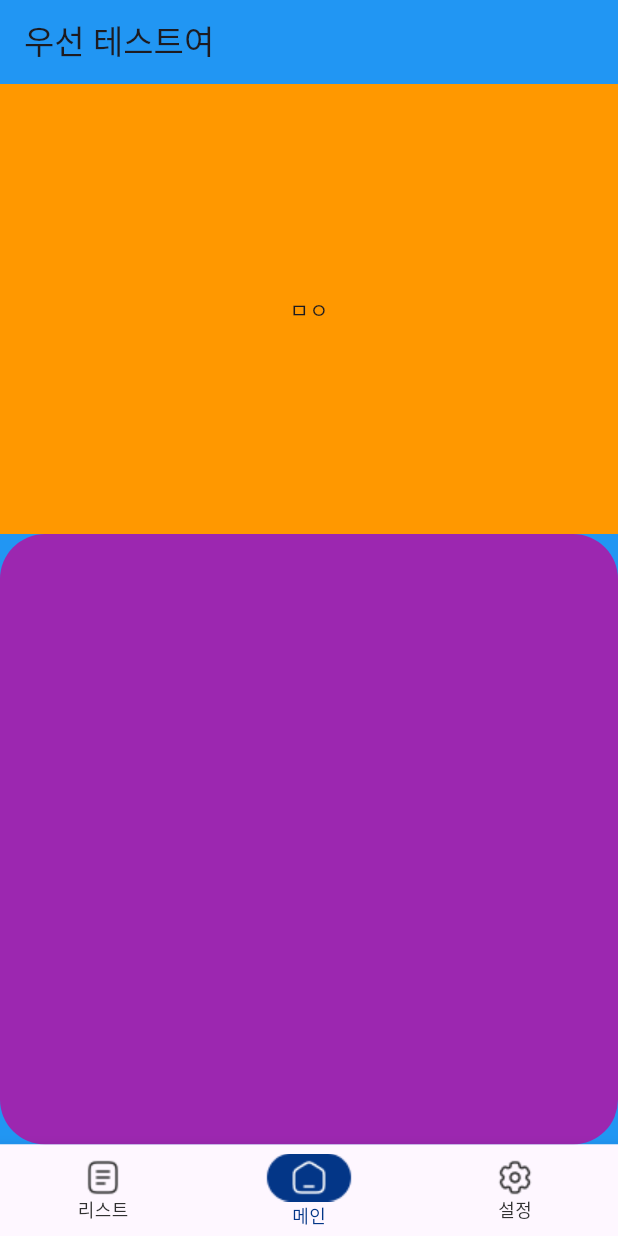
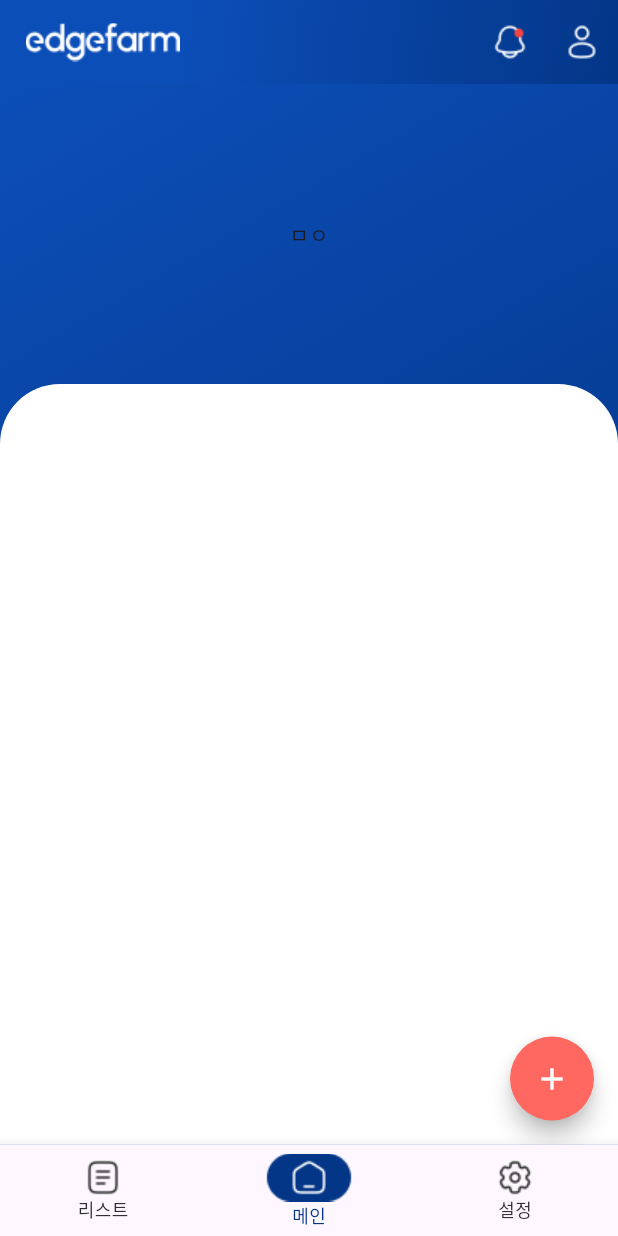
Before and after one commit to Ahdaewon/intflow_test_task, a Flutter app: the screen it shows after launch, on a phone screen of 412 x 824 dp. Run offline on Flutter 3.47's test engine with Material 3 defaults, Android fonts, the phone set to English and light mode, and no system bars; our stand-ins replace flutter_riverpod; Roboto replaces fonts that are missing (Pretendard); project files that could hold a hidden picture were left out.

Commit message:
Feat : Fab 화면 제작 및 알림 화면 구상 완료.

```diff
--- a/lib/root_screen/main_screen.dart
+++ b/lib/root_screen/main_screen.dart
@@ -1,5 +1,7 @@
+import 'package:flutter/cupertino.dart';
 import 'package:flutter/material.dart';
-import 'package:intflow_test_task/common/layout/default_layout.dart';
+import 'package:intflow_test_task/root_screen/fab_screen.dart';
+import 'package:intflow_test_task/root_screen/rootscreen.dart';
 
 class MainScreen extends StatefulWidget {
   const MainScreen({Key? key}) : super(key: key);
@@ -14,20 +16,94 @@ class _MainScreenState extends State<MainScreen> {
   @override
   Widget build(BuildContext context) {
     return Scaffold(
+      floatingActionButton: FloatingActionButton(
+        shape: RoundedRectangleBorder(
+          borderRadius: BorderRadius.circular(100),
+        ),
+        onPressed: (){
+          showCupertinoDialog(
+              context: context,
+              builder: (BuildContext context) {
+                return FabScreen(); // 올바른 카메라 촬영 방법 class
+              });
+        },
+        child: const Icon(Icons.add, color: Colors.white,),
+        backgroundColor: Color(0xFFFF6861),
+      ),
       appBar: AppBar(
-        backgroundColor:
-            _isOrangeContainerVisible ? Colors.blue : Colors.yellow,
-        title: Text("우선 테스트여"),
+          leadingWidth: 120,
+          leading: Padding(
+            padding: const EdgeInsets.only(left: 17),
+            child: Image.asset(
+              'assets/icon/edgefarm_texticon.png',
+              width: 103,
+              height: 26,
+              color: _isOrangeContainerVisible ? Colors.white : null,
             ),
-      body: GestureDetector(
-        onVerticalDragUpdate: (details) {
-          if (details.primaryDelta! > 0) {
+          ),
+          actions: [
+            IconButton(
+              onPressed: () {
+                Navigator.of(context)
+                    .push(MaterialPageRoute(builder: (_) => RootScreen(screenIndex: 3,)));
+              },
+              icon:_isOrangeContainerVisible
+                  ? Image.asset(
+                'assets/icon/alram_whiteicon.png',
+              ) : Image.asset(
+                'assets/icon/alramicon.png',
+              ),
+            ),
+            IconButton(
+              onPressed: () {
+
+              },
+              icon: _isOrangeContainerVisible
+                  ? Image.asset(
+                'assets/icon/person_whiteicon.png',
+              ) : Image.asset(
+                'assets/icon/personicon.png',
+              ),
+            ),
+          ],
+
+
+          flexibleSpace: !_isOrangeContainerVisible
+              ? null
+              : Container(
+                  decoration: BoxDecoration(
+                    gradient: LinearGradient(
+                      begin: Alignment.topLeft / 2.4,
+                      end: Alignment.bottomRight,
+                      colors: const <Color>[
+                        Color(0xFF0C4EB8),
+                        Color(0xFF033687)
+                      ],
+                    ),
+                  ),
+                )),
+      body: Container(
+        decoration: BoxDecoration(
+            gradient: !_isOrangeContainerVisible
+                ? null
+                : LinearGradient(
+                    begin: Alignment.topLeft,
+                    end: Alignment.bottomRight / 2,
+                    colors: const <Color>[
+                      Color(0xFF0C4EB8),
+                      Color(0xFF033687)
+                    ],
+                  )),
+        child: SafeArea(
+          child: GestureDetector(
+            onVerticalDragUpdate: (swipe) {
+              if (swipe.primaryDelta! > 0) {
                 // 아래로 스와이프
                 setState(() {
                   _isOrangeContainerVisible = true;
                   print("아래로 스와이프");
                 });
-          } else if (details.primaryDelta! < 0) {
+              } else if (swipe.primaryDelta! < 0) {
                 // 위로 스와이프
                 setState(() {
                   _isOrangeContainerVisible = false;
@@ -38,26 +114,28 @@ class _MainScreenState extends State<MainScreen> {
             child: Column(
               children: [
                 AnimatedContainer(
-              height:
-                  _isOrangeContainerVisible ? 300 : 0, // 변경된 높이에 따라 애니메이션 적용
-              duration: Duration(milliseconds: 500), // 애니메이션 지속 시간
+                  height: _isOrangeContainerVisible
+                      ? 200
+                      : 0, // 변경된 높이에 따라 애니메이션 적용
+                  duration: const Duration(milliseconds: 500), // 애니메이션 지속 시간
                   curve: Curves.easeInOut, // 애니메이션 곡선 설정
-              color: Colors.orange,
-              child: Center(child: Text("ㅁㅇ")), // 영역 가운데 정렬
+                  color: const Color(0x00000000),
+                  child: const Center(child: Text("ㅁㅇ")), // 영역 가운데 정렬
                 ),
                 Expanded(
                     child: Container(
-              color: Colors.blue,
-              child: Container(
-                decoration: BoxDecoration(
-                  borderRadius: BorderRadius.circular(30),
-                  color: Colors.purple,
-                ),
+                  decoration: const BoxDecoration(
+                    borderRadius: BorderRadius.only(
+                        topLeft: Radius.circular(40),
+                        topRight: Radius.circular(40)),
+                    color: Colors.white,
                   ),
                 )),
               ],
             ),
           ),
+        ),
+      ),
     );
   }
 }
--- a/lib/root_screen/rootscreen.dart
+++ b/lib/root_screen/rootscreen.dart
@@ -3,7 +3,8 @@ import 'package:intflow_test_task/common/layout/default_layout.dart';
 import 'package:intflow_test_task/root_screen/main_screen.dart';
 
 class RootScreen extends StatefulWidget {
-  const RootScreen({super.key});
+  final int? screenIndex ;
+  const RootScreen({this.screenIndex,super.key});
 
   @override
   State<RootScreen> createState() => _RootScreenState();
@@ -11,11 +12,12 @@ class RootScreen extends StatefulWidget {
 
 class _RootScreenState extends State<RootScreen> with TickerProviderStateMixin {
   late final TabController controller;
-  int _selectedIndex = 1;
+  late int _selectedIndex ;
 
   @override
   void initState() {
     super.initState();
+    _selectedIndex = (widget.screenIndex ?? 1);
     controller = TabController(length: 4, vsync: this);
     controller.animateTo(_selectedIndex);
     controller.addListener(tabListener);
@@ -33,12 +35,12 @@ class _RootScreenState extends State<RootScreen> with TickerProviderStateMixin {
       bottomNavigationBar: BottomNavigationBar(
         showSelectedLabels: true,
         showUnselectedLabels: true,
-        items: btmNavItems,
-        selectedItemColor: const Color(0xFF033687),
+        items: _selectedIndex == 3 ? btmNavItems2 :  btmNavItems,
+        selectedItemColor: _selectedIndex == 3 ? const Color(0xFF303030): const Color(0xFF033687),
         unselectedItemColor: const Color(0xFF303030),
         selectedLabelStyle: const TextStyle(fontSize: 12, fontWeight: FontWeight.w500),
         unselectedLabelStyle: const TextStyle(fontSize: 12, fontWeight: FontWeight.w500),
-        currentIndex: _selectedIndex,
+        currentIndex: _selectedIndex != 3 ?_selectedIndex  : 0,
         onTap: (int index) {
 print(_selectedIndex);
           controller.animateTo(index);
@@ -95,4 +97,32 @@ print(_selectedIndex);
 
 
   ];
+  List<BottomNavigationBarItem> btmNavItems2 = [
+    BottomNavigationBarItem(
+      activeIcon: Image.asset(
+        'assets/icon/list_icon.png',
+      ),
+      icon: Image.asset(
+        'assets/icon/list_icon.png',
+      ),
+      label: "리스트",),
+    BottomNavigationBarItem(
+        activeIcon: Image.asset(
+          'assets/icon/main_icon.png',
+        ),
+        icon: Image.asset(
+          'assets/icon/main_icon.png',
+        ),
+        label: "메인"),
+    BottomNavigationBarItem(
+        activeIcon: Image.asset(
+          'assets/icon/setting_icon.png',
+        ),
+        icon: Image.asset(
+          'assets/icon/setting_icon.png',
+        ),
+        label: "설정"),
+
+
+  ];
 }
```
Also changed, not shown: lib/root_screen/fab_screen.dart (added, +131 -0 lines), assets/icon/alram_icon_fab.png (added), assets/icon/alram_whiteicon.png (added), assets/icon/alramicon.png (added), assets/icon/close_icon_Fab.png (added), assets/icon/edgefarm_texticon.png (added), assets/icon/flat_pluse_icon.png (added), assets/icon/person_whiteicon.png (added), assets/icon/personicon.png (added), assets/icon/report_icon_fab.png (added), assets/icon/share_icon_fab.png (added). Lines whose indentation alone changed are shown as unchanged.
